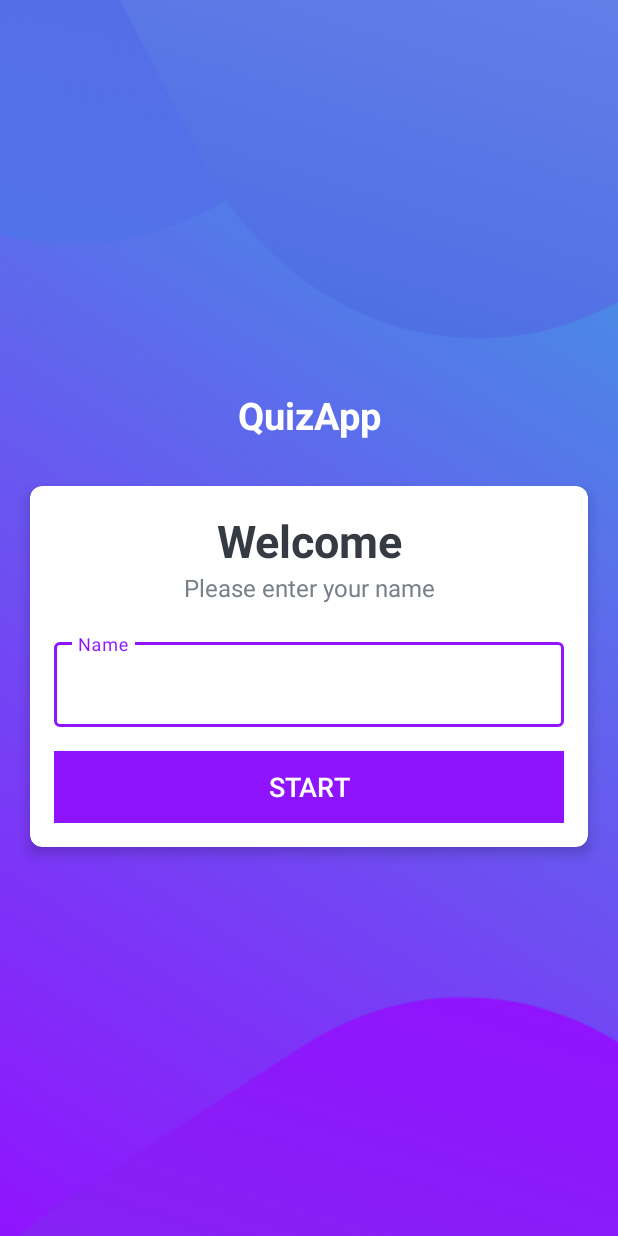
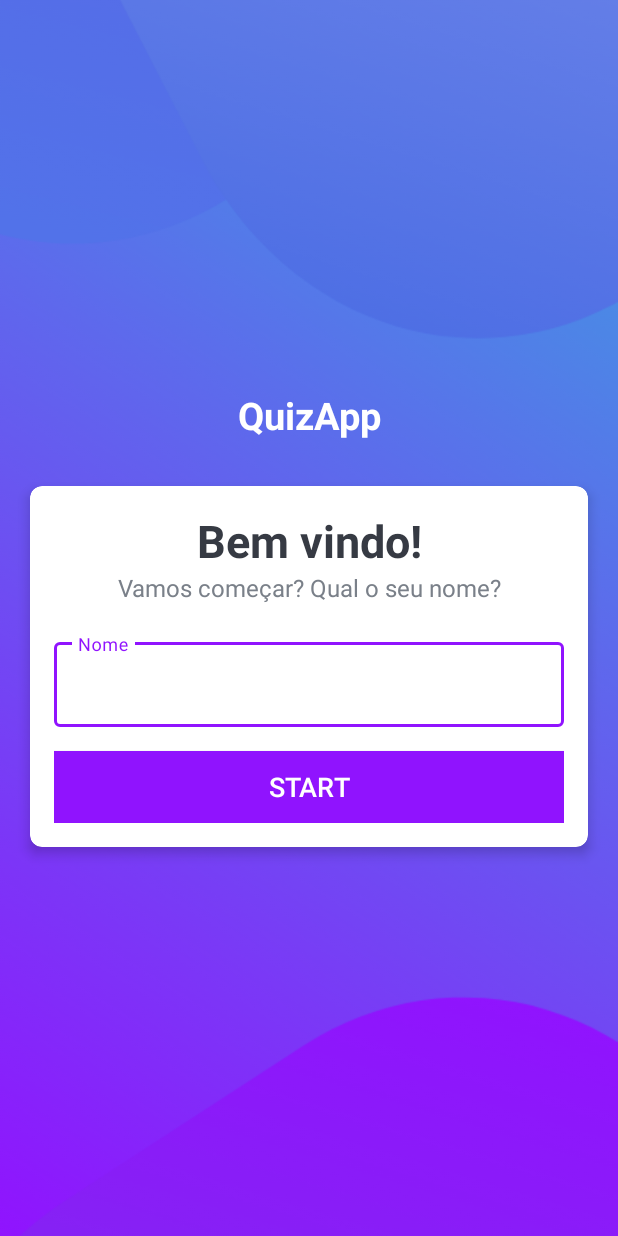
Before and after one commit to henriquemilioli/QuizApp, an Android app: the screen it shows after launch (MainActivity), on a phone screen of 412 x 824 dp. Run offline under Robolectric (Android 15) with nearby library versions, the phone set to English and light mode, and no system bars.

Commit message:
mundanças na xml

```diff
--- a/app/src/main/res/layout/activity_main.xml
+++ b/app/src/main/res/layout/activity_main.xml
@@ -40,7 +40,7 @@
                 android:layout_width="match_parent"
                 android:layout_height="wrap_content"
                 android:gravity="center"
-                android:text="Welcome"
+                android:text="Bem vindo!"
                 android:textColor="#363A43"
                 android:textSize="30sp"
                 android:textStyle="bold"/>
@@ -49,7 +49,7 @@
                 android:layout_width="match_parent"
                 android:layout_height="wrap_content"
                 android:gravity="center"
-                android:text="Please enter your name"
+                android:text="Vamos começar? Qual o seu nome?"
                 android:textColor="#7A8089"
                 android:textSize="16sp"/>
 
@@ -64,7 +64,7 @@
                     android:id="@+id/et_name"
                     android:layout_width="match_parent"
                     android:layout_height="wrap_content"
-                    android:hint="Name"
+                    android:hint="Nome"
                     android:textColor="#363A43"
                     android:textColorHint="#7A8089"/>
 
```
